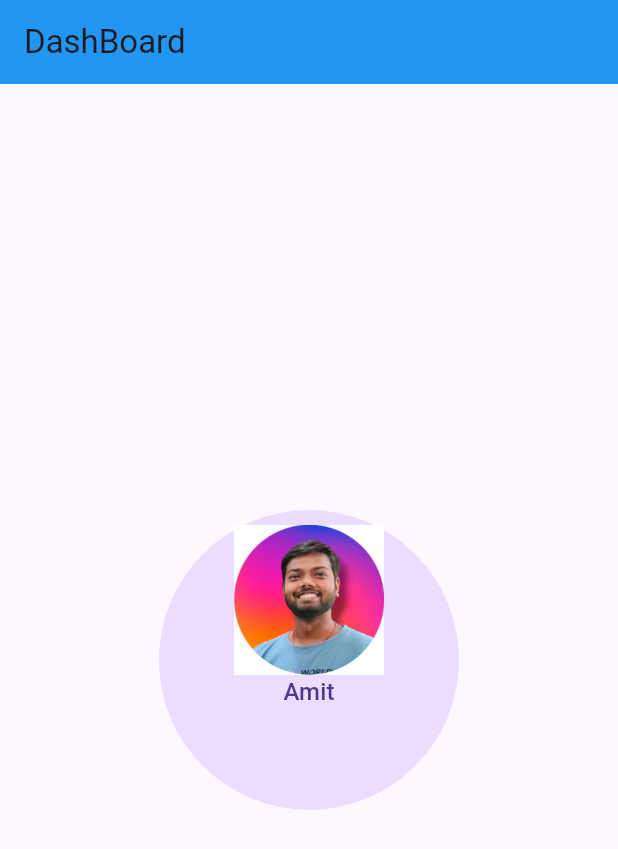
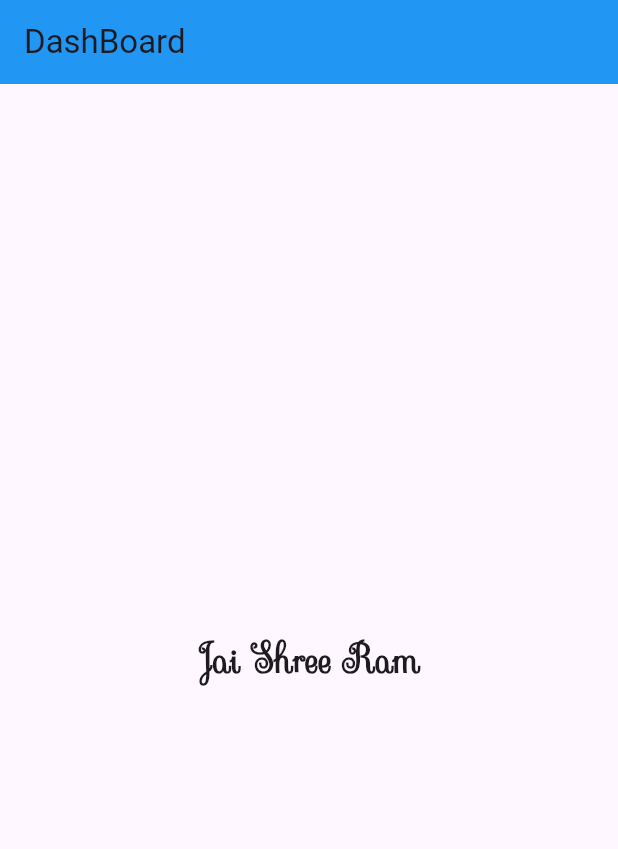
Before and after one commit to codebyAbhishekBharti/flutter_basics, a Flutter app: the screen it shows after launch, on a phone screen of 412 x 824 dp. Shown: the top 849 px of the screen. Run offline on Flutter 3.47's test engine with Material 3 defaults, Android fonts, the phone set to English and light mode, and no system bars.

Commit message:
Add Custom Font Over Text

```diff
--- a/lib/main.dart
+++ b/lib/main.dart
@@ -24,31 +24,14 @@ class DashBoardScreen extends StatelessWidget{
         title: Text('DashBoard'),
         backgroundColor: Colors.blue,
       ),
-      // body: Center(
-      //   child: Container(
-      //     width: 100,
-      //     height: 100,
-      //     child: CircleAvatar(
-      //       backgroundImage: AssetImage('assets/images/papa.jpg'),
-      //     ),
-      //   ),
-      // )
-        body: Center(
-          child: CircleAvatar(
-              // backgroundImage: AssetImage('assets/images/papa.jpg'),
-              child: Column(
-                children: [
-                  Container(
-                    width: 100,
-                    margin: EdgeInsets.only(top: 10),
-                    child:Image.asset("assets/images/abhishek.jpg"),
-                  ),
-                  const Text('Amit'),
-                ],
-              ),
-              radius: 100,
-            ),
-        )
+      body: Center(
+        child: Text("Jai Shree Ram",
+            style: TextStyle(
+              fontFamily: 'FontMain',
+              fontSize: 25,
+              fontWeight: FontWeight.bold,
+            ),),
+      ),
     );
   }
 
```
Also changed, not shown: pubspec.yaml (+4 -4 lines), assets/fonts/Sevillana-Regular.ttf (added).
